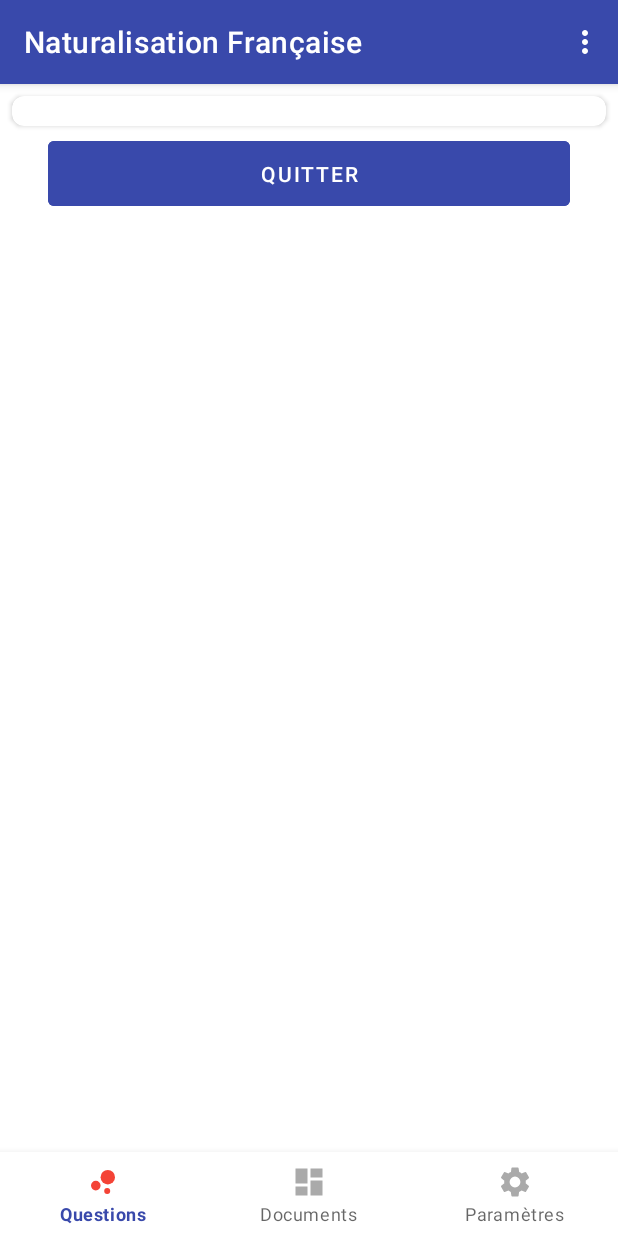
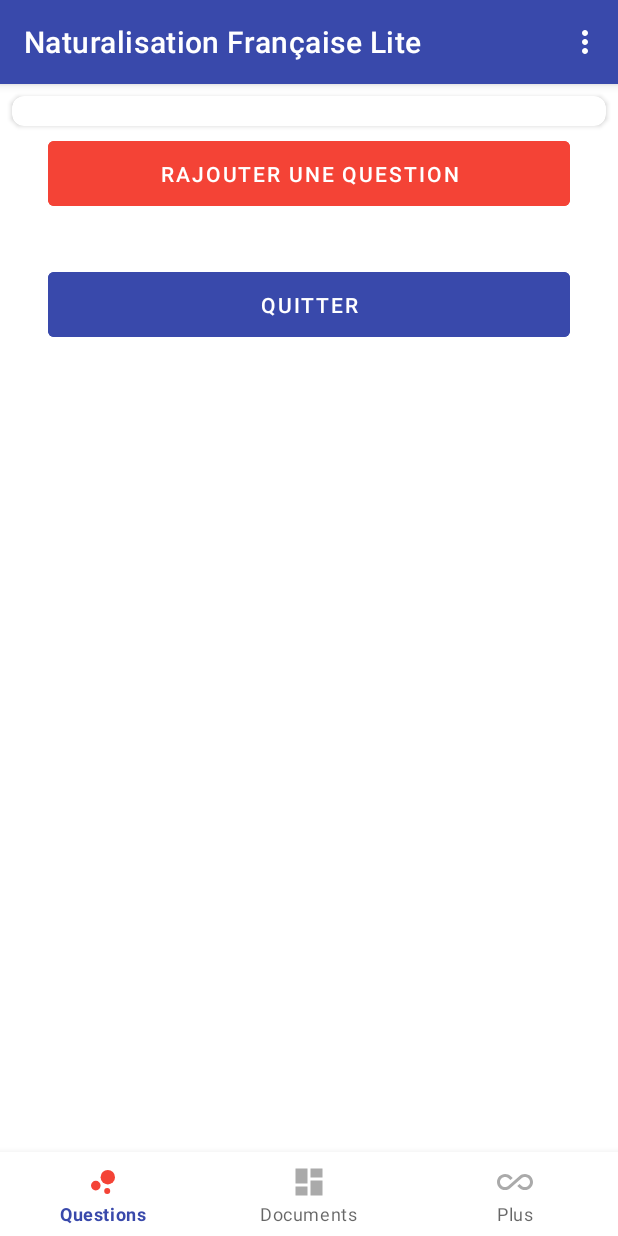
Before and after one commit to sagarkhawse/naturalisation, an Android app: the fragment SettingsFragment placed in its activity, in the options menu, after a tap on "Termes et Conditions", on a phone screen of 412 x 824 dp. Run offline under Robolectric (Android 15) with nearby library versions, the light colour scheme and no system bars; our stand-ins replace AdMob, ButterKnife, Firebase (no records; nobody signed in at launch, a user with empty details on screens opened directly).

Commit message:
build lite and full versions of the app

```diff
--- a/app/src/main/java/com/theapp/naturalisation/activities/MainActivity.java
+++ b/app/src/main/java/com/theapp/naturalisation/activities/MainActivity.java
@@ -13,13 +13,17 @@ import androidx.fragment.app.Fragment;
 import androidx.fragment.app.FragmentManager;
 import androidx.fragment.app.FragmentTransaction;
 
+import com.google.android.gms.common.ConnectionResult;
+import com.google.android.gms.common.GoogleApiAvailability;
 import com.google.android.material.bottomnavigation.BottomNavigationView;
 import com.theapp.naturalisation.R;
 import com.theapp.naturalisation.fragments.DocumentsFragment;
 import com.theapp.naturalisation.fragments.QuestionsFragment;
 import com.theapp.naturalisation.fragments.SettingsFragment;
+import com.theapp.naturalisation.helpers.CommonTools;
 
 public class MainActivity extends AppCompatActivity {
+
     private Fragment mSelectedFragment;
 
     private BottomNavigationView.OnNavigationItemSelectedListener mOnNavigationItemSelectedListener
@@ -35,9 +39,14 @@ public class MainActivity extends AppCompatActivity {
         setContentView(R.layout.activity_main);
         BottomNavigationView navView = findViewById(R.id.nav_view);
 
+        if (CommonTools.isFullVersion()) {
+            getSupportActionBar().setTitle("Naturalisation Française Full");
+        } else {
+            getSupportActionBar().setTitle("Naturalisation Française Lite");
+        }
+
         navView.setSelectedItemId(R.id.navigation_questions); // set first menu item at "new wish"
         navView.setOnNavigationItemSelectedListener(mOnNavigationItemSelectedListener);
-
 
         // instantiate the first shown fragment
         Fragment fragmentByTag = findFragmentByTagOtherwiseCreate(QuestionsFragment.class);
@@ -131,13 +140,21 @@ public class MainActivity extends AppCompatActivity {
     @Override
     public boolean onOptionsItemSelected(MenuItem item) {
         switch (item.getItemId()) {
-            case R.id.action_settings:
+            case R.id.settings_terms:
                 // User chose the "Settings" item, show the app settings UI...
-                Intent browserIntent = new Intent(Intent.ACTION_VIEW,
+                Intent termsIntent = new Intent(Intent.ACTION_VIEW,
                         Uri.parse("https://docs.google.com/document/d/e/2PACX-1vTHUThxL3g4AsJO2aFALoYaAoBbvBRVzqSkQi9MT1_78pr_5jBtOzGmXVLSh0mXCjf0B8tkglApy1aJ/pub"));
-                startActivity(browserIntent);
-
-//                return true;
+                startActivity(termsIntent);
+            case R.id.settings_full:
+                if (GoogleApiAvailability.getInstance().isGooglePlayServicesAvailable(this) != ConnectionResult.SERVICE_MISSING) { // Checks that Google Play is available
+                    Intent fullVersionIntent = new Intent(Intent.ACTION_VIEW, Uri.parse("https://play.google.com/store/apps/details?id=com.theapp.naturalisation.full"));
+                    startActivity(fullVersionIntent);
+                } else {
+                    Intent fullVersionIntent = new Intent(Intent.ACTION_VIEW);
+                    fullVersionIntent.setData(Uri.parse("https://play.google.com/store/apps/details?id=com.theapp.naturalisation.full"));
+                    fullVersionIntent.setPackage("com.android.vending");
+                    startActivity(fullVersionIntent);
+                }
             default:
                 // If we got here, the user's action was not recognized.
                 // Invoke the superclass to handle it.
@@ -146,5 +163,4 @@ public class MainActivity extends AppCompatActivity {
         }
     }
 
-
 }
--- a/app/src/main/java/com/theapp/naturalisation/fragments/QuestionsFragment.java
+++ b/app/src/main/java/com/theapp/naturalisation/fragments/QuestionsFragment.java
@@ -20,6 +20,7 @@ import com.google.firebase.firestore.Query;
 import com.google.firebase.firestore.QueryDocumentSnapshot;
 import com.theapp.naturalisation.R;
 import com.theapp.naturalisation.adapters.RecyclerViewAdapter;
+import com.theapp.naturalisation.helpers.CommonTools;
 import com.theapp.naturalisation.helpers.ItemHelper;
 import com.theapp.naturalisation.models.Item;
 
@@ -40,6 +41,7 @@ public class QuestionsFragment extends Fragment {
 
     // A banner ad is placed in every 8th position in the RecyclerView.
     public static final int ITEMS_PER_AD = 8;
+    public static final int MAX_ITEMS_LITE_VERSION = 25;
 
     private static final String AD_UNIT_ID = "ca-app-pub-8438644666105561/5174623958";
 
@@ -57,8 +59,7 @@ public class QuestionsFragment extends Fragment {
     }
 
     @Override
-    public View onCreateView(LayoutInflater inflater, ViewGroup container,
-                             Bundle savedInstanceState) {
+    public View onCreateView(LayoutInflater inflater, ViewGroup container, Bundle savedInstanceState) {
         View fragmentView = inflater.inflate(R.layout.fragment_questions, container, false);
         ButterKnife.bind(this, fragmentView);
 
@@ -66,13 +67,6 @@ public class QuestionsFragment extends Fragment {
         mItemsList.setHasFixedSize(true);
 
         addItemsFromFirestore();
-//        try {
-//            // Sleep for 200 milliseconds.
-////                    addItemsFromFirestore();
-//            Thread.sleep(1000);
-//        } catch (InterruptedException e) {
-//            e.printStackTrace();
-//        }
 
         swipeContainer.setOnRefreshListener(this::addItemsFromFirestore);
 
@@ -104,8 +98,7 @@ public class QuestionsFragment extends Fragment {
 
         Object item = list.get(index);
         if (!(item instanceof AdView)) {
-            throw new ClassCastException("Expected item at index " + index + " to be a banner ad"
-                    + " ad.");
+            throw new ClassCastException("Expected item at index " + index + " to be a banner ad" + " ad.");
         }
 
         final AdView adView = (AdView) item;
@@ -132,7 +125,11 @@ public class QuestionsFragment extends Fragment {
         });
 
         // Load the banner ad.
-        adView.loadAd(new AdRequest.Builder().build());
+        if (CommonTools.isDebug()) {
+            adView.loadAd(new AdRequest.Builder().addTestDevice(AdRequest.DEVICE_ID_EMULATOR).build());
+        } else {
+            adView.loadAd(new AdRequest.Builder().build());
+        }
     }
 
     private void addBannerAds() {
@@ -154,7 +151,11 @@ public class QuestionsFragment extends Fragment {
                 // Remember to CLEAR OUT old items before appending in the new ones
                 adapter.clear();
 
+                int counter = 0;
                 for (QueryDocumentSnapshot document : task.getResult()) {
+                    if (CommonTools.isLiteVersion() && counter++ == MAX_ITEMS_LITE_VERSION) {
+                        break;
+                    }
                     list.add(document.toObject(Item.class));
                 }
                 try {
--- a/app/src/main/java/com/theapp/naturalisation/fragments/SettingsFragment.java
+++ b/app/src/main/java/com/theapp/naturalisation/fragments/SettingsFragment.java
@@ -3,17 +3,17 @@ package com.theapp.naturalisation.fragments;
 
 import android.os.Bundle;
 import android.view.LayoutInflater;
-import android.view.Menu;
-import android.view.MenuInflater;
 import android.view.View;
 import android.view.ViewGroup;
+import android.widget.Toast;
 
+import androidx.annotation.NonNull;
 import androidx.fragment.app.Fragment;
 import androidx.fragment.app.FragmentTransaction;
 
 import com.google.android.material.button.MaterialButton;
-import com.google.android.material.snackbar.Snackbar;
 import com.theapp.naturalisation.R;
+import com.theapp.naturalisation.helpers.CommonTools;
 import com.theapp.naturalisation.helpers.FullScreenDialog;
 
 import butterknife.BindView;
@@ -21,36 +21,27 @@ import butterknife.ButterKnife;
 
 public class SettingsFragment extends Fragment implements View.OnClickListener {
 
-//    @BindView(R.id.button_add_question)
-//    MaterialButton mButtonAddQuestion;
+    @BindView(R.id.button_add_question)
+    MaterialButton mButtonAddQuestion;
     @BindView(R.id.button_exit)
     MaterialButton mButtonExit;
-
 
     public SettingsFragment() {
         // Required empty public constructor
     }
 
-    public static SettingsFragment newInstance() {
-        SettingsFragment fragment = new SettingsFragment();
-        return fragment;
+    @Override
+    public void onCreate(Bundle savedInstanceState) {
+        super.onCreate(savedInstanceState);
     }
 
     @Override
-    public void onCreate(Bundle savedInstanceState) {
-        super.onCreate(savedInstanceState);
-
-
-    }
-
-    @Override
-    public View onCreateView(LayoutInflater inflater, ViewGroup container,
-                             Bundle savedInstanceState) {
+    public View onCreateView(@NonNull LayoutInflater inflater, ViewGroup container, Bundle savedInstanceState) {
         // Inflate the layout for this fragment
         View view = inflater.inflate(R.layout.fragment_settings, container, false);
         ButterKnife.bind(this, view);
 
-//        mButtonAddQuestion.setOnClickListener(this);
+        mButtonAddQuestion.setOnClickListener(this);
         mButtonExit.setOnClickListener(this);
 
         return view;
@@ -58,11 +49,15 @@ public class SettingsFragment extends Fragment implements View.OnClickListener {
 
     @Override
     public void onClick(View v) {
-//        if (v == mButtonAddQuestion) {
-//            FullScreenDialog dialog = new FullScreenDialog();
-//            FragmentTransaction ft = getFragmentManager().beginTransaction();
-//            dialog.show(ft, "DIALOG");
-//        }
+        if (v == mButtonAddQuestion) {
+            if (CommonTools.isFullVersion()) {
+                FullScreenDialog dialog = new FullScreenDialog();
+                FragmentTransaction ft = getFragmentManager().beginTransaction();
+                dialog.show(ft, "DIALOG");
+            } else {
+                Toast.makeText(getContext(), "Passez à la version Full pour pouvoir rajouter vos questions !", Toast.LENGTH_LONG).show();
+            }
+        }
 
         if (v == mButtonExit) {
             getActivity().finish();
--- a/app/src/main/java/com/theapp/naturalisation/helpers/CommonTools.java
+++ b/app/src/main/java/com/theapp/naturalisation/helpers/CommonTools.java
@@ -1,6 +1,12 @@
 package com.theapp.naturalisation.helpers;
 
+import com.theapp.naturalisation.BuildConfig;
+
 public class CommonTools {
+
+    private static final String LITE = "lite";
+    private static final String FULL = "full";
+    private static final String DEBUG = "debug";
 
     public static boolean isEmpty(String string) {
         return string == null || string.length() == 0;
@@ -12,6 +18,17 @@ public class CommonTools {
 
     public static String formatResponse(String response) {
         return response.replaceAll(" - ", "\n- ");
+    }
 
+    public static boolean isFullVersion() {
+        return BuildConfig.FLAVOR.equals(FULL);
+    }
+
+    public static boolean isLiteVersion() {
+        return BuildConfig.FLAVOR.equals(LITE);
+    }
+
+    public static boolean isDebug() {
+        return BuildConfig.BUILD_TYPE.equals(DEBUG);
     }
 }
--- /dev/null
+++ b/app/src/main/res/drawable/ic_all_inclusive_black_24dp.xml
@@ -0,0 +1,9 @@
+<vector xmlns:android="http://schemas.android.com/apk/res/android"
+        android:width="24dp"
+        android:height="24dp"
+        android:viewportWidth="24.0"
+        android:viewportHeight="24.0">
+    <path
+        android:fillColor="#FF000000"
+        android:pathData="M18.6,6.62c-1.44,0 -2.8,0.56 -3.77,1.53L12,10.66 10.48,12h0.01L7.8,14.39c-0.64,0.64 -1.49,0.99 -2.4,0.99 -1.87,0 -3.39,-1.51 -3.39,-3.38S3.53,8.62 5.4,8.62c0.91,0 1.76,0.35 2.44,1.03l1.13,1 1.51,-1.34L9.22,8.2C8.2,7.18 6.84,6.62 5.4,6.62 2.42,6.62 0,9.04 0,12s2.42,5.38 5.4,5.38c1.44,0 2.8,-0.56 3.77,-1.53l2.83,-2.5 0.01,0.01L13.52,12h-0.01l2.69,-2.39c0.64,-0.64 1.49,-0.99 2.4,-0.99 1.87,0 3.39,1.51 3.39,3.38s-1.52,3.38 -3.39,3.38c-0.9,0 -1.76,-0.35 -2.44,-1.03l-1.14,-1.01 -1.51,1.34 1.27,1.12c1.02,1.01 2.37,1.57 3.82,1.57 2.98,0 5.4,-2.41 5.4,-5.38s-2.42,-5.37 -5.4,-5.37z"/>
+</vector>
--- a/app/src/main/res/layout/fragment_settings.xml
+++ b/app/src/main/res/layout/fragment_settings.xml
@@ -8,19 +8,19 @@
     android:layout_gravity="bottom"
     tools:context=".fragments.SettingsFragment">
 
-    <!--<com.google.android.material.button.MaterialButton-->
-    <!--android:id="@+id/button_add_question"-->
-    <!--style="@style/Widget.MaterialComponents.Button.TextButton"-->
-    <!--android:layout_width="match_parent"-->
-    <!--android:layout_height="wrap_content"-->
-    <!--android:layout_margin="32dp"-->
-    <!--android:backgroundTint="@color/colorPrimaryDark"-->
-    <!--android:padding="12dp"-->
-    <!--android:text="Rajouter une question"-->
-    <!--android:textColor="@color/colorAccent"-->
-    <!--app:layout_constraintEnd_toEndOf="parent"-->
-    <!--app:layout_constraintStart_toStartOf="parent"-->
-    <!--app:layout_constraintTop_toTopOf="parent" />-->
+    <com.google.android.material.button.MaterialButton
+        android:id="@+id/button_add_question"
+        style="@style/Widget.MaterialComponents.Button.TextButton"
+        android:layout_width="match_parent"
+        android:layout_height="wrap_content"
+        android:layout_margin="32dp"
+        android:backgroundTint="@color/colorPrimaryDark"
+        android:padding="12dp"
+        android:text="Rajouter une question"
+        android:textColor="@color/colorAccent"
+        app:layout_constraintEnd_toEndOf="parent"
+        app:layout_constraintStart_toStartOf="parent"
+        app:layout_constraintTop_toTopOf="parent" />
 
     <com.google.android.material.button.MaterialButton
         android:id="@+id/button_exit"
@@ -34,7 +34,7 @@
         android:textColor="@color/colorAccent"
         app:layout_constraintEnd_toEndOf="parent"
         app:layout_constraintStart_toStartOf="parent"
-        app:layout_constraintTop_toTopOf="parent" />
+        app:layout_constraintTop_toBottomOf="@+id/button_add_question" />
 
 
 </androidx.constraintlayout.widget.ConstraintLayout>
--- a/app/src/main/res/menu/bottom_nav_menu.xml
+++ b/app/src/main/res/menu/bottom_nav_menu.xml
@@ -13,7 +13,7 @@
 
     <item
         android:id="@+id/navigation_settings"
-        android:icon="@drawable/ic_settings_black_24dp"
+        android:icon="@drawable/ic_all_inclusive_black_24dp"
         android:title="@string/title_settings" />
 
 </menu>
--- a/app/src/main/res/menu/menu.xml
+++ b/app/src/main/res/menu/menu.xml
@@ -4,8 +4,15 @@
 
     <!-- Settings, should always be in the overflow -->
     <item
-        android:id="@+id/action_settings"
+        android:id="@+id/settings_full"
+        android:title="Naturalisation Française Full"
+        app:showAsAction="never" />
+
+    <item
+        android:id="@+id/settings_terms"
         android:title="Termes et Conditions"
         app:showAsAction="never" />
 
+
+
 </menu>
--- a/app/src/main/res/values/strings.xml
+++ b/app/src/main/res/values/strings.xml
@@ -2,7 +2,7 @@
     <string name="app_name">Naturalisation Française</string>
     <string name="title_questions">Questions</string>
     <string name="title_documents">Documents</string>
-    <string name="title_settings">Paramètres</string>
+    <string name="title_settings">Plus</string>
 
     <string name="category_prompt">Choisissez la catégorie de la question</string>
 
```
Also changed, not shown: app/build.gradle (+17 -1 lines), app/src/main/java/com/theapp/naturalisation/fragments/DocumentsFragment.java (+1 -7 lines), app/src/main/java/com/theapp/naturalisation/helpers/FullScreenDialog.java (+13 -7 lines), 1 other file.
